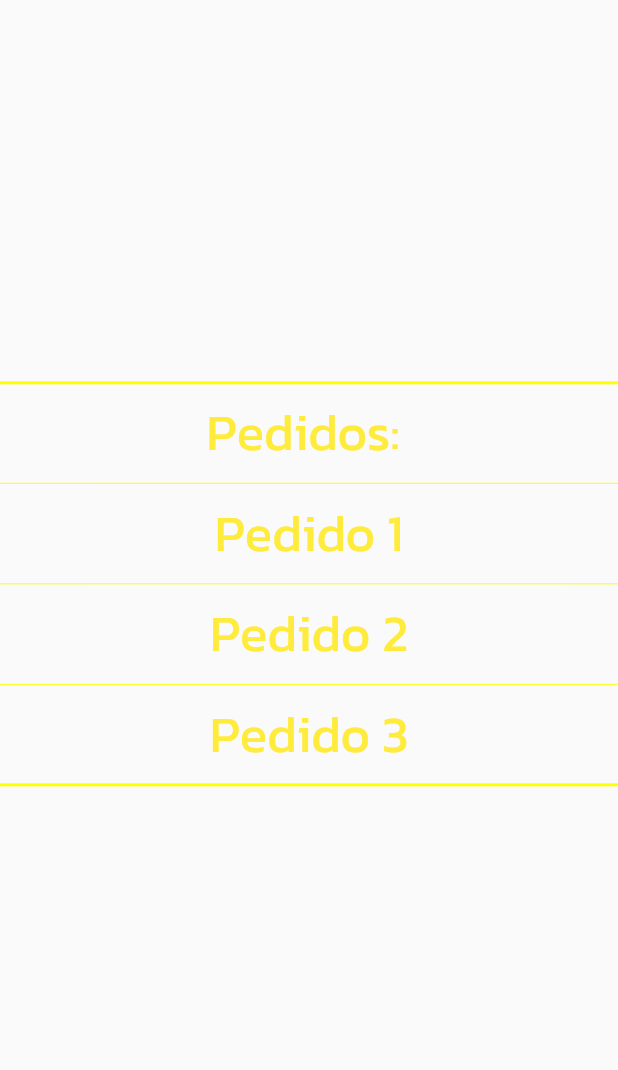
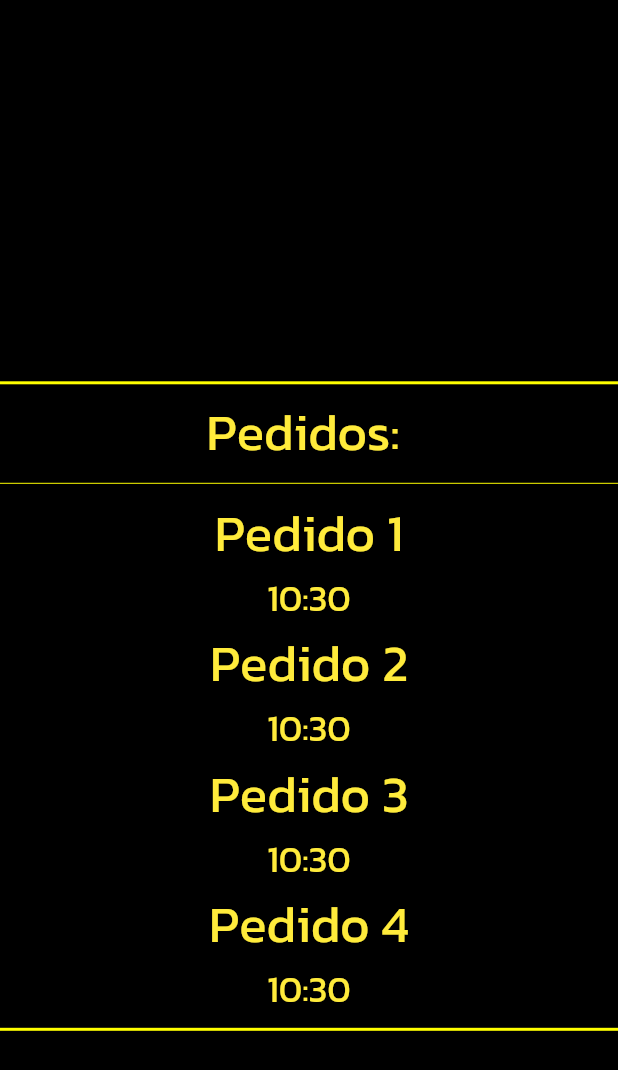
Before and after one commit to yrk06/TapTakeWearOS, a Flutter app: the RecentOders screen opened directly, on a phone screen of 412 x 824 dp. Shown: the top 1070 px of the screen. Run offline on Flutter 3.47's test engine with Material 2 defaults, Android fonts, the phone set to English and light mode, and no system bars; missing offline and left inert: wear.

Commit message:
Improved user experiences and new screen

```diff
--- a/lib/data_types.dart
+++ b/lib/data_types.dart
@@ -0,0 +1,32 @@
+import 'package:flutter/material.dart';
+import 'package:flutter/src/foundation/key.dart';
+import 'package:flutter/src/widgets/framework.dart';
+
+class Order {
+
+  Order(this.id);
+
+  final DateTime deliveryDate = DateTime.now().add(const Duration(minutes: 10));
+  final DateTime orderDate = DateTime.now();
+  final int id;
+
+}
+
+class OrderCard extends StatelessWidget {
+  const OrderCard(this.od, {Key? key}) : super(key: key);
+
+  final Order od;
+
+  @override
+  Widget build(BuildContext context) {
+    return InkWell(
+      onTap: () => null,
+      child: Column(
+        children: [
+          Center(child: Text("Pedido ${od.id}", style: Theme.of(context).textTheme.headline2)),
+          Center(child: Text("${od.orderDate.hour}:${od.orderDate.minute}", style: Theme.of(context).textTheme.bodyText1)),
+        ],
+      ),
+    );
+  }
+}
--- a/lib/screens/recent_orders.dart
+++ b/lib/screens/recent_orders.dart
@@ -2,6 +2,7 @@ import 'package:flutter/material.dart';
 import 'dart:io';
 import 'package:flutter/src/foundation/key.dart';
 import 'package:flutter/src/widgets/framework.dart';
+import 'package:taptake_wear_os/data_types.dart';
 
 class RecentOders extends StatefulWidget {
   const RecentOders({Key? key}) : super(key: key);
@@ -14,7 +15,10 @@ class _RecentOdersState extends State<RecentOders> {
 
   @override
   Widget build(BuildContext context) {
-    return GestureDetector(
+    return Scaffold(
+      body: Ink(
+        color: Colors.black,
+        child: GestureDetector(
           onHorizontalDragUpdate: Platform.isAndroid ? null : (DragUpdateDetails dud) {
                     if (dud.delta.dx > 5) {
                       Navigator.of(context).pop();
@@ -32,19 +36,18 @@ class _RecentOdersState extends State<RecentOders> {
                 Center(child: Text("Pedidos: ", style: Theme.of(context).textTheme.headline2)),
                 const Divider(),
 
-            Center(child: Text("Pedido 1", style: Theme.of(context).textTheme.headline2)),
-            const Divider(),
-
-            Center(child: Text("Pedido 2", style: Theme.of(context).textTheme.headline2)),
-            const Divider(),
-
-            Center(child: Text("Pedido 3", style: Theme.of(context).textTheme.headline2)),
+                OrderCard(Order(1)),
+                OrderCard(Order(2)),
+                OrderCard(Order(3)),
+                OrderCard(Order(4)),
                 const Divider(thickness: 2,),
 
                 Padding(padding: EdgeInsets.only(top: MediaQuery.of(context).size.height*0.3)),
               ],
             ),
           ),
+        ),
+      ),
     );
   }
 }
```
Also changed, not shown: lib/main.dart (+46 -9 lines). Lines whose indentation alone changed are shown as unchanged.
